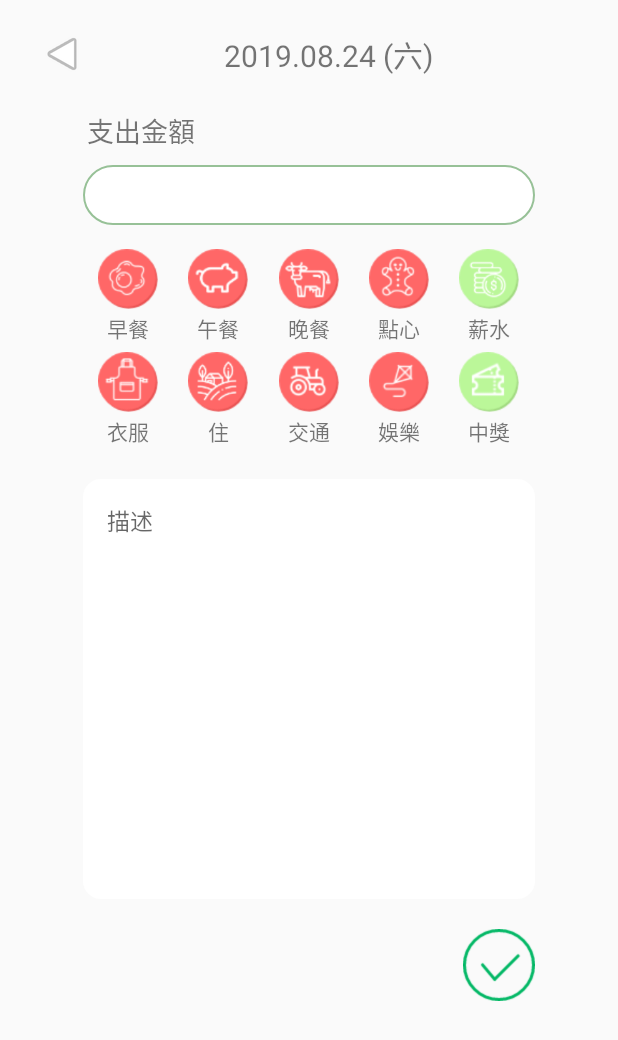
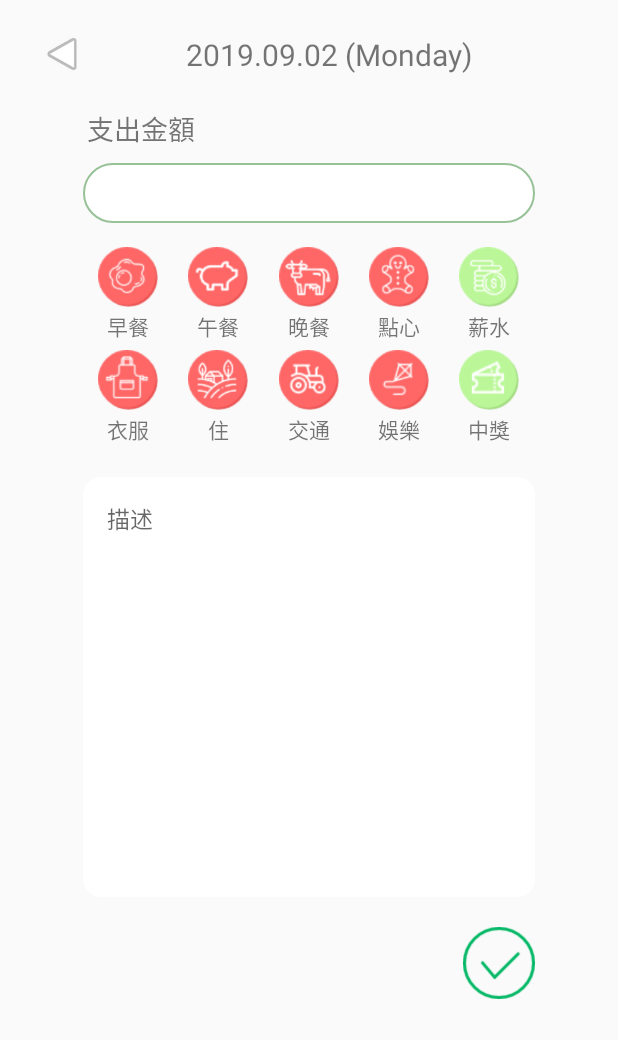
Before and after one commit to com0101/farmaccount, an Android app: the AddEventFragment screen opened through its navigation route, on a phone screen of 412 x 824 dp. Shown: the top 1040 px of the screen. Run offline under Robolectric (Android 15) with nearby library versions, the light colour scheme and no system bars; our stand-ins replace Firebase (no records; nobody signed in at launch, a user with empty details on screens opened directly), data binding; libraries missing offline, so code that uses them is left out: com.simplemobiletools.commons.

Commit message:
get argument to detail and quenry date to eventList

```diff
--- a/app/build.gradle
+++ b/app/build.gradle
@@ -9,6 +9,7 @@ apply plugin: 'kotlin-kapt'
 apply plugin: "androidx.navigation.safeargs"
 
 apply plugin: 'de.timfreiheit.resourceplaceholders'
+
 apply plugin: 'com.google.gms.google-services'
 
 android {
--- a/app/src/main/java/com/snc/farmaccount/event/AddEventFragment.kt
+++ b/app/src/main/java/com/snc/farmaccount/event/AddEventFragment.kt
@@ -39,6 +39,7 @@ class AddEventFragment : Fragment() {
         binding.imageSave.setOnClickListener {
             findNavController()
                 .navigate(AddEventFragmentDirections.actionGlobalHomeFragment())
+            viewModel.addFirebase()
         }
 
         binding.imageBackState.setOnClickListener {
--- a/app/src/main/java/com/snc/farmaccount/event/AddEventViewModel.kt
+++ b/app/src/main/java/com/snc/farmaccount/event/AddEventViewModel.kt
@@ -7,6 +7,9 @@ import androidx.lifecycle.MutableLiveData
 import androidx.lifecycle.ViewModel
 import com.google.firebase.firestore.FirebaseFirestore
 import com.snc.farmaccount.`object`.Tag
+import com.snc.farmaccount.helper.Format
+import org.joda.time.DateTime
+import java.text.SimpleDateFormat
 import java.util.*
 
 
@@ -17,11 +20,11 @@ class AddEventViewModel: ViewModel() {
     private var day:Int = 0
     private var week:Int = 0
     private var weekName = ""
-    private var pickDate = MutableLiveData<String>()
     var mark = MutableLiveData<List<Tag>>()
-    var eventInput = MutableLiveData<String>()
+    var priceInput = MutableLiveData<String>()
+    var infoInput = MutableLiveData<String>()
     var chooseTag = MutableLiveData<Tag>()
-    var DATE_MODE = ""
+    var today = MutableLiveData<String>()
 
     private val _tag = MutableLiveData<List<Tag>>()
 
@@ -43,11 +46,11 @@ class AddEventViewModel: ViewModel() {
 
         // Create a new user with a first and last name
         val event = HashMap<String,Any>()
-        event["price"] = "Ada"
-        event["tag"] = "Lovelace"
-        event["description"] = 1815
-        event["date"] = 1815
-        event["status"] = true
+        event["price"] = priceInput.value!!
+        event["tag"] = chooseTag.value!!.tag_name
+        event["description"] = infoInput.value!!
+        event["date"] = today.value!!
+        event["status"] = chooseTag.value!!.tag_status
 
         // Add a new document with a generated ID
         db.collection("User").document("LAkilE0ErjYqmncg1cVq").collection("Event")
@@ -90,7 +93,11 @@ class AddEventViewModel: ViewModel() {
         if(week==7) {
             weekName = "星期六"
         }
-        DATE_MODE = "$year.${month+1}.$day ($weekName)"
+        val getDate = Date(year-1900, month, day)
+        val simpledateformat = SimpleDateFormat("yyyy.MM.dd (EEEE)")
+        today.value = simpledateformat.format(getDate)
+        Log.i("Sophie_date_mode", "$today")
+
     }
 
 }
--- a/app/src/main/java/com/snc/farmaccount/object/Event.kt
+++ b/app/src/main/java/com/snc/farmaccount/object/Event.kt
@@ -1,10 +1,13 @@
 package com.snc.farmaccount.`object`
 
+import android.os.Parcelable
+import kotlinx.android.parcel.Parcelize
 
+@Parcelize
 data class Event (
     var price: String ?= null,
     var tag: String ?= null,
     var description: String ?= null,
     var date: String ?= null,
     var status: Boolean ?= null
-)
+): Parcelable
--- a/app/src/main/res/layout/fragment_add_event.xml
+++ b/app/src/main/res/layout/fragment_add_event.xml
@@ -27,7 +27,7 @@
 
         <TextView
                 android:id="@+id/text__budget_edit"
-                android:text="@string/date"
+                android:text="@{viewModel.today}"
                 android:layout_width="0dp"
                 android:layout_height="wrap_content"
                 android:layout_marginTop="8dp"
@@ -54,7 +54,7 @@
 
         <EditText
                 android:id="@+id/edit_expand"
-                android:text="@={viewModel.eventInput}"
+                android:text="@={viewModel.priceInput}"
                 android:layout_width="0dp"
                 android:layout_height="40dp"
                 android:inputType="textPersonName"
@@ -85,6 +85,7 @@
 
         <EditText
                 android:id="@+id/edit_description"
+                android:text="@={viewModel.infoInput}"
                 android:layout_width="0dp"
                 android:layout_height="280dp"
                 android:inputType="textPersonName"
--- a/app/src/main/res/navigation/navigation.xml
+++ b/app/src/main/res/navigation/navigation.xml
@@ -10,8 +10,7 @@
               android:label="HomeFragment"
               tools:layout="@layout/fragment_home"/>
     <action android:id="@+id/action_global_homeFragment"
-            app:destination="@id/homeFragment"
-    />
+            app:destination="@id/homeFragment"/>
 
     <fragment android:id="@+id/addEventFragment"
               android:name="com.snc.farmaccount.event.AddEventFragment"
@@ -37,7 +36,10 @@
     <fragment android:id="@+id/detailFragment"
               android:name="com.snc.farmaccount.detail.DetailFragment"
               android:label="DetailFragment"
-              tools:layout="@layout/fragment_detail"/>
+              tools:layout="@layout/fragment_detail">
+        <argument android:name="detail"
+                  app:argType="com.snc.farmaccount.object.Event"/>
+    </fragment>
     <action android:id="@+id/action_global_detailFragment"
             app:destination="@id/detailFragment"/>
 
@@ -55,13 +57,6 @@
     <action android:id="@+id/action_global_statisticFragment"
             app:destination="@id/statisticFragment"/>
 
-    <dialog android:id="@+id/datePickerDialog"
-            android:name="com.snc.farmaccount.dialog.DatePickerDialog"
-            android:label="DatePickerDialog"
-            tools:layout="@layout/dialog_date_picker"/>
-    <action android:id="@+id/action_global_datePickerDialog"
-            app:destination="@id/datePickerDialog"/>
-
     <dialog android:id="@+id/checkDialog"
             android:name="com.snc.farmaccount.dialog.CheckDialog"
             android:label="CheckDialog"
@@ -76,4 +71,11 @@
     <action android:id="@+id/action_global_amountInputDialog"
             app:destination="@id/amountInputDialog"/>
 
+    <fragment android:id="@+id/dayCalendarFragment"
+              android:name="com.snc.farmaccount.home.DayCalendarFragment"
+              android:label="DayCalendarFragment"
+              tools:layout="@layout/fragment_day_calendar"/>
+    <action android:id="@+id/action_global_dayCalendarFragment"
+            app:destination="@id/dayCalendarFragment"/>
+
 </navigation>
```
Also changed, not shown: app/src/main/java/com/snc/farmaccount/detail/DetailFactory.kt (added, +19 -0 lines), app/src/main/java/com/snc/farmaccount/detail/DetailFragment.kt (+47 -1 lines), app/src/main/java/com/snc/farmaccount/detail/DetailViewModel.kt (added, +21 -0 lines), app/src/main/java/com/snc/farmaccount/home/DayCalendarFragment.kt (+11 -2 lines), app/src/main/java/com/snc/farmaccount/home/DayEventAdapter.kt (+28 -3 lines), app/src/main/java/com/snc/farmaccount/home/DayViewModel.kt (+13 -0 lines), app/src/main/res/layout/fragment_detail.xml (+10 -12 lines), 1 other file.
